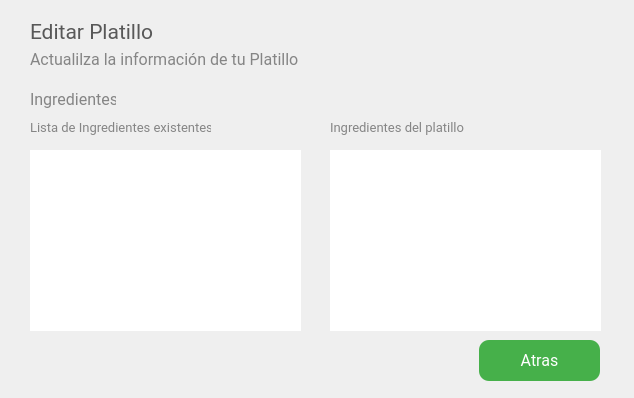
Qt form El-Patio/administrador/admin_edita_platillo.ui (MrDanielG/IHC-ElPatio) before a commit.
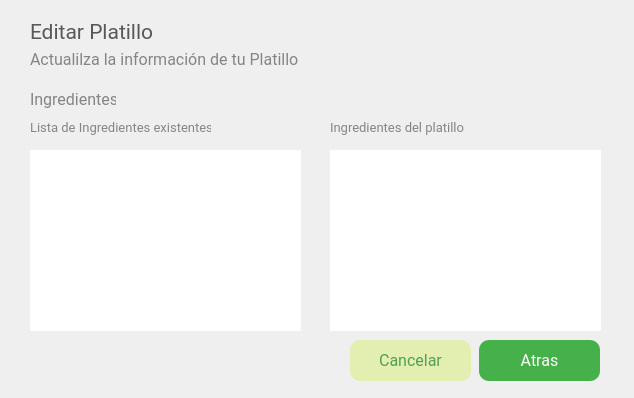
The same form after that commit. The open tabs and pages were chosen to show the change. Icons and pictures are not drawn.

Commit message: VISUALIZAR info Platillo en "Editar Platillo"

The edit to the form file:
```diff
--- a/El-Patio/administrador/admin_edita_platillo.ui
+++ b/El-Patio/administrador/admin_edita_platillo.ui
@@ -788,6 +788,55 @@
 border-radius: 10px;</string>
      </property>
     </widget>
+    <widget class="QPushButton" name="btnCancelar2">
+     <property name="geometry">
+      <rect>
+       <x>330</x>
+       <y>270</y>
+       <width>121</width>
+       <height>41</height>
+      </rect>
+     </property>
+     <property name="minimumSize">
+      <size>
+       <width>0</width>
+       <height>25</height>
+      </size>
+     </property>
+     <property name="maximumSize">
+      <size>
+       <width>150</width>
+       <height>16777215</height>
+      </size>
+     </property>
+     <property name="font">
+      <font>
+       <family>Roboto</family>
+       <pointsize>12</pointsize>
+      </font>
+     </property>
+     <property name="cursor">
+      <cursorShape>PointingHandCursor</cursorShape>
+     </property>
+     <property name="styleSheet">
+      <string notr="true">*{
+	color: #539E56;
+	border-radius: 10px;
+	background-color: #E3EFB0;
+	border: none;
+	padding: 5px;
+}
+
+:hover{
+	background-color: white;
+	border: 1px solid #46B04A;
+	color: #46B04A;
+}</string>
+     </property>
+     <property name="text">
+      <string>Cancelar</string>
+     </property>
+    </widget>
    </widget>
   </widget>
  </widget>
```
Left out of the diff: 53 changed lines with no effect on the pictures. The commit also changes 4 other files.
